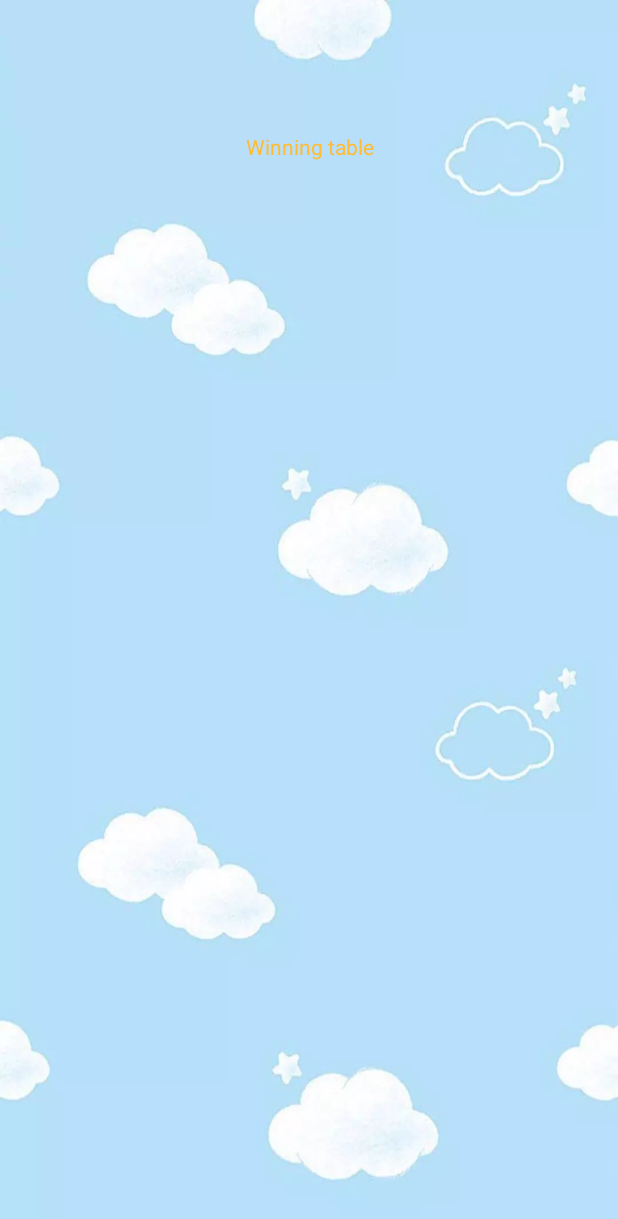
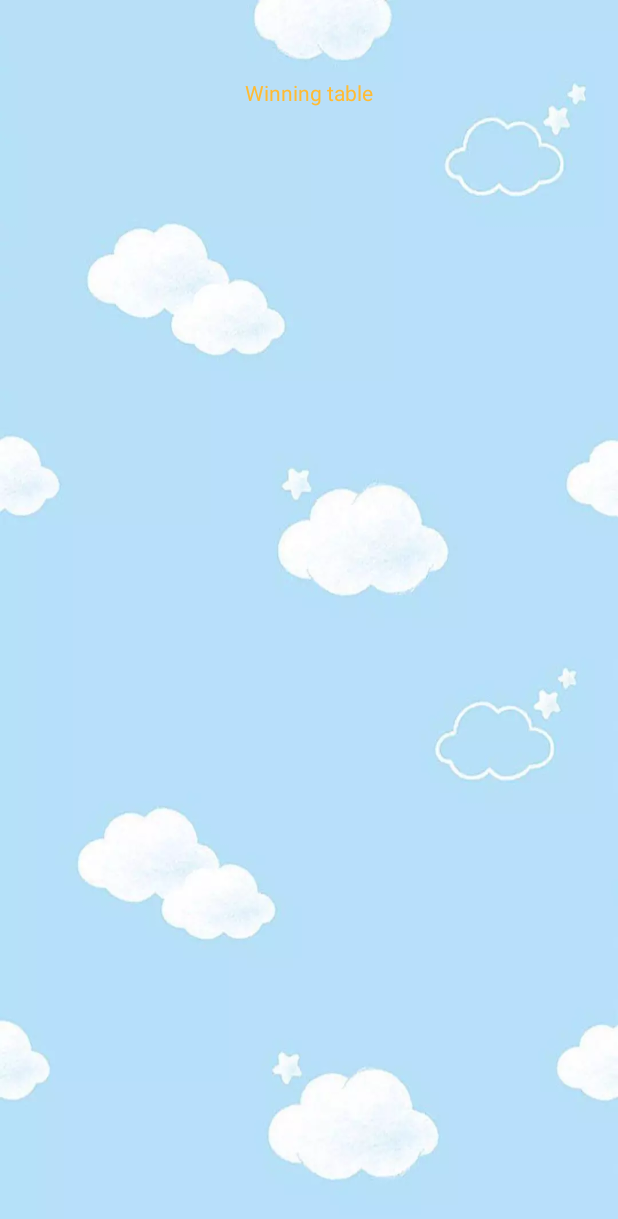
Before and after one commit to AdiHay/4inARow-Game, an Android app: the WinningTableActivity screen opened directly, with no data from a screen before it, on a phone screen of 412 x 824 dp. Shown: the top 1219 px of the screen. Run offline under Robolectric (Android 15) with nearby library versions, the light colour scheme and no system bars; our stand-ins replace Firebase (no records; nobody signed in at launch, a user with empty details on screens opened directly).

Commit message:
Some work on the winning table

```diff
--- a/app/build.gradle
+++ b/app/build.gradle
@@ -28,7 +28,9 @@ dependencies {
     implementation 'com.google.firebase:firebase-database:16.0.1'
     implementation 'com.google.firebase:firebase-auth:16.0.3'
     implementation 'com.google.firebase:firebase-storage:16.0.1'
+    implementation 'com.firebaseui:firebase-ui-database:3.2.2'
 
+    implementation 'com.android.support:support-v4:27.1.1'
     testImplementation 'junit:junit:4.12'
     androidTestImplementation 'com.android.support.test:runner:1.0.2'
     androidTestImplementation 'com.android.support.test.espresso:espresso-core:3.0.2'
--- a/app/src/main/java/com/example/exoli/a4inarow/GameplayControl.java
+++ b/app/src/main/java/com/example/exoli/a4inarow/GameplayControl.java
@@ -108,7 +108,6 @@ public class GameplayControl implements View.OnClickListener {
             ai = null;
         }
 
-        // if it is a computer turn, go ahead with it
         if (playerTurn == GameRules.FirstTurn.PLAYER2 && ai != null)
             aiTurn();
     }
--- a/app/src/main/java/com/example/exoli/a4inarow/activities/GameModeActivity.java
+++ b/app/src/main/java/com/example/exoli/a4inarow/activities/GameModeActivity.java
@@ -82,6 +82,7 @@ public class GameModeActivity extends AppCompatActivity {
 
     private void modeWinningTable() {
         Intent intent = new Intent(GameModeActivity.this, WinningTableActivity.class);
+        intent.putExtra("user", user);
         startActivity(intent);
     }
 
--- a/app/src/main/java/com/example/exoli/a4inarow/activities/StartScreenActivity.java
+++ b/app/src/main/java/com/example/exoli/a4inarow/activities/StartScreenActivity.java
@@ -25,7 +25,6 @@ import com.google.firebase.database.ValueEventListener;
 
 public class StartScreenActivity extends AppCompatActivity {
 
-    //private static final String TAG = "EmailPassword";
     private TextView txtGameName;
     private TextView txtEmail;
     private EditText edtEmail;
--- a/app/src/main/java/com/example/exoli/a4inarow/activities/WinningTableActivity.java
+++ b/app/src/main/java/com/example/exoli/a4inarow/activities/WinningTableActivity.java
@@ -1,15 +1,45 @@
 package com.example.exoli.a4inarow.activities;
 
+import android.support.annotation.NonNull;
 import android.support.v7.app.AppCompatActivity;
 import android.os.Bundle;
+import android.support.v7.widget.RecyclerView;
+import android.widget.TextView;
 
 import com.example.exoli.a4inarow.R;
+import com.example.exoli.a4inarow.classes.User;
+import com.google.firebase.auth.FirebaseAuth;
+import com.google.firebase.auth.FirebaseUser;
+import com.google.firebase.database.DataSnapshot;
+import com.google.firebase.database.DatabaseError;
+import com.google.firebase.database.DatabaseReference;
+import com.google.firebase.database.FirebaseDatabase;
+import com.google.firebase.database.ValueEventListener;
 
 public class WinningTableActivity extends AppCompatActivity {
+
+    private TextView winTable;
+    private RecyclerView recyclerView;
+    private DatabaseReference databaseReference;
+    private FirebaseUser firebaseUser;
+    private FirebaseAuth firebaseAuth;
+    private User user;
+    //private FirebaseDatabase firebaseDatabase;
 
     @Override
     protected void onCreate(Bundle savedInstanceState) {
         super.onCreate(savedInstanceState);
         setContentView(R.layout.activity_winning_table);
+
+        winTable = (TextView)findViewById(R.id.txt_win_table);
+        recyclerView = (RecyclerView)findViewById(R.id.rv_win_table);
+
+        databaseReference = FirebaseDatabase.getInstance().getReference().child("games");
+        user = (User)getIntent().getSerializableExtra("user");
+        displayGames();
+    }
+
+    private void displayGames() {
+
     }
 }
--- a/app/src/main/java/com/example/exoli/a4inarow/classes/Game.java
+++ b/app/src/main/java/com/example/exoli/a4inarow/classes/Game.java
@@ -13,11 +13,12 @@ public class Game implements Serializable {
     public Game() {
     }
 
-    public Game(User winner, User loser) {
+    public Game(User winner, User loser, String gameTag) {
         this.winner = winner;
         this.loser = loser;
         this.ldt = LocalDateTime.now();
-        setGameTag("game_" + ldt.format(DateTimeFormatter.ofPattern("dd-MM-uu_HH:mm:ss")));
+        this.gameTag = gameTag;
+        //setGameTag("game_" + ldt.format(DateTimeFormatter.ofPattern("dd-MM-uu_HH:mm:ss")));
     }
 
     public User getWinner() {
--- a/app/src/main/res/layout/activity_winning_table.xml
+++ b/app/src/main/res/layout/activity_winning_table.xml
@@ -6,18 +6,28 @@
     tools:context=".activities.WinningTableActivity">
 
     <TextView
-        android:id="@+id/txt_winningtable"
+        android:id="@+id/txt_win_table"
         style="mode_button_style"
         android:layout_width="182dp"
         android:layout_height="44dp"
-        android:layout_marginTop="88dp"
+        android:layout_marginTop="52dp"
         android:text="@string/mode_winningtable"
         android:textAlignment="center"
         android:textColor="@android:color/holo_orange_light"
         app:layout_constraintEnd_toEndOf="parent"
-        app:layout_constraintHorizontal_bias="0.504"
         app:layout_constraintStart_toStartOf="parent"
         app:layout_constraintTop_toTopOf="parent" />
 
+    <android.support.v7.widget.RecyclerView
+        android:id="@+id/rv_win_table"
+        android:layout_width="368dp"
+        android:layout_height="444dp"
+        android:layout_marginEnd="8dp"
+        android:layout_marginStart="8dp"
+        android:layout_marginTop="12dp"
+        app:layout_constraintEnd_toEndOf="parent"
+        app:layout_constraintStart_toStartOf="parent"
+        app:layout_constraintTop_toBottomOf="@+id/txt_win_table" />
+
 
 </android.support.constraint.ConstraintLayout>
--- a/app/src/main/res/values/strings.xml
+++ b/app/src/main/res/values/strings.xml
@@ -36,4 +36,9 @@
     <string name="no">No</string>
     <string name="yes">Yes</string>
     <string name="back">Go Back?</string>
+
+    <!-- TODO: Remove or change this placeholder text -->
+    <string name="hello_blank_fragment">Hello blank fragment</string>
+    <string name="txt_winner">Winner:</string>
+    <string name="txt_loser">Loser:</string>
 </resources>
```
Also changed, not shown: app/src/main/java/com/example/exoli/a4inarow/BoardView.java (+8 -3 lines), app/src/main/java/com/example/exoli/a4inarow/GameFragment.java (added, +92 -0 lines), app/src/main/res/layout/fragment_game.xml (added, +15 -0 lines), app/src/main/res/layout/game_display_layout.xml (added, +28 -0 lines).
